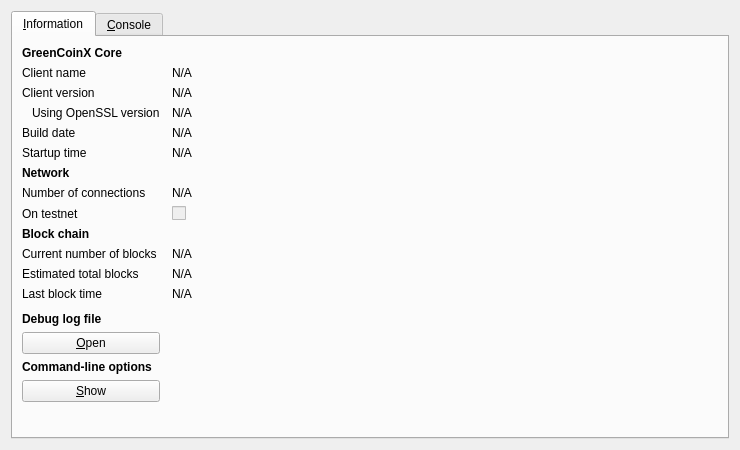
Old version of the form src/qt/forms/rpcconsole.ui in the repository nuggetbram/CO2XCoin.
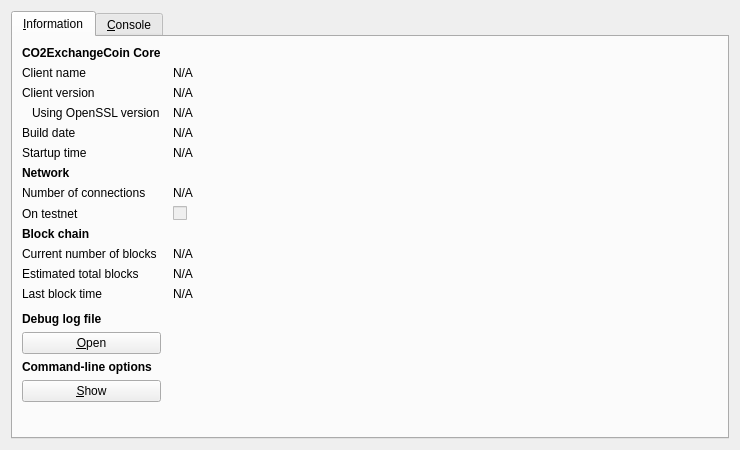
New version of the form. Icons and pictures are not drawn.

Diff of the .ui file:
```diff
--- a/src/qt/forms/rpcconsole.ui
+++ b/src/qt/forms/rpcconsole.ui
@@ -36,7 +36,7 @@
           </font>
          </property>
          <property name="text">
-          <string>GreenCoinX Core</string>
+          <string>CO2ExchangeCoin Core</string>
          </property>
         </widget>
        </item>
```
Left out of the diff: 6 changed lines with no effect on the pictures.
